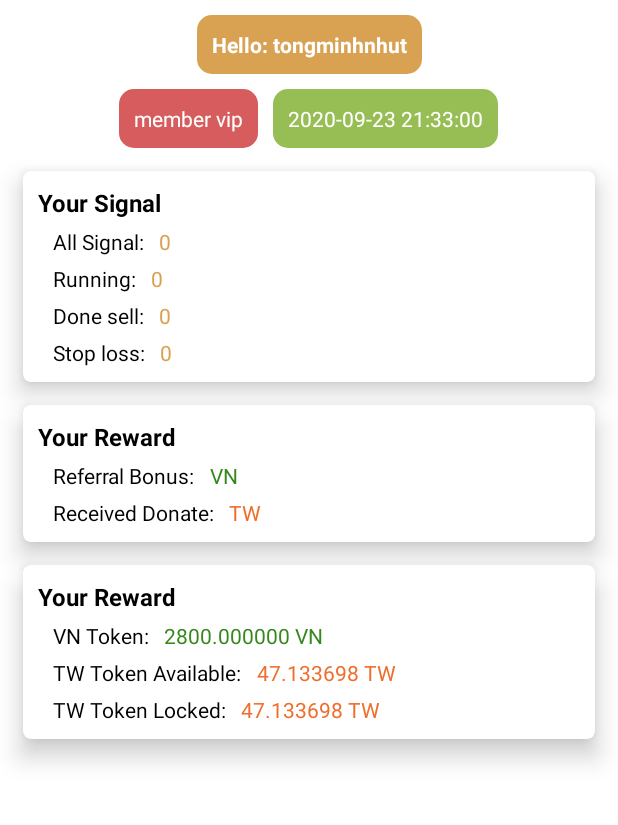
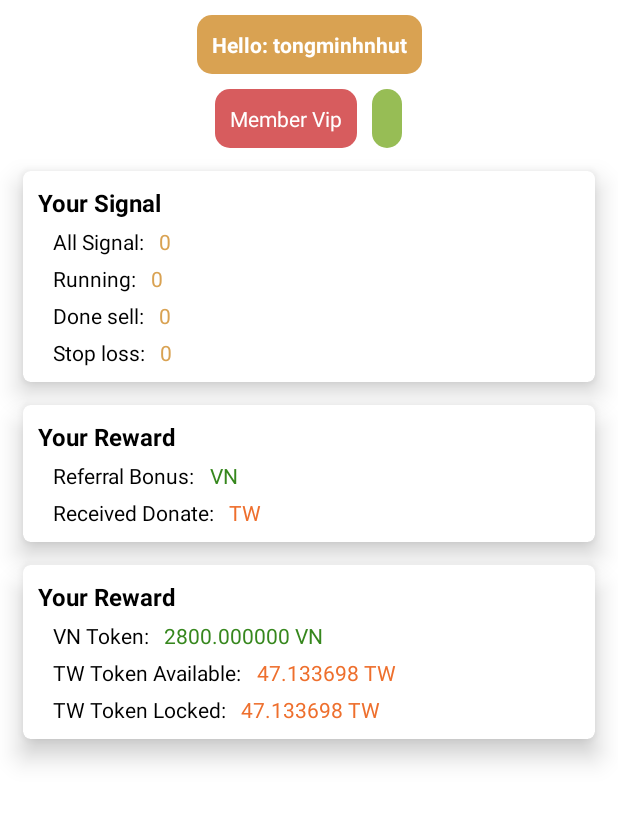
Before and after one commit to nguyenducmanh186/TradeWin-Android, an Android app: the AccountFragment screen opened through its navigation route, on a phone screen of 412 x 824 dp, the part 302-1127 px from its top. Run offline under Robolectric (Android 15) with nearby library versions, the phone set to English and light mode, and no system bars; libraries missing offline, so code that uses them is left out: es.dmoral.toasty; 4 statements that could not run were skipped.

Commit message:
+ add user member

```diff
--- a/app/src/main/java/trade/win/authenticate/UserManager.kt
+++ b/app/src/main/java/trade/win/authenticate/UserManager.kt
@@ -57,14 +57,16 @@ class UserManager (val context: Context) {
     }
 
     companion object {
-        const val AUTH_TOKEN_TYPE = "heinekenbrewerytour.vn.spo"
-        const val ACCOUNT_TYPE = "heineken-spo"
+        const val AUTH_TOKEN_TYPE = "trade.win"
+        const val ACCOUNT_TYPE = "tradewin-app"
         const val EMAIL= "phone"
         const val PASSWORD ="password"
         const val TOKEN = "token"
-        const val ACCOUNT_ROLE = "account-role"
         const val TOKEN_PREFIX = "Bearer "
-        const val DEVICE_ID ="device"
+        const val MEMBER_VIP = 1
+        const val MEMBER_FREE = 0
+
+
 
         @Volatile
         private var instance: UserManager? = null
--- a/app/src/main/java/trade/win/home/HomeFragment.kt
+++ b/app/src/main/java/trade/win/home/HomeFragment.kt
@@ -31,7 +31,10 @@ class HomeFragment : BaseFragment(), IHome{
 
     private fun checkExpireToken() {
         if (isConnectedInternet(App.applicationContext())){
+            showProgress()
             homePresenter.checkExpireToken(App.applicationContext())
+        } else {
+            showWarning(getString(R.string.check_network))
         }
     }
 
--- a/app/src/main/res/layout/fragment_account.xml
+++ b/app/src/main/res/layout/fragment_account.xml
@@ -53,7 +53,7 @@
                     android:gravity="center"
                     android:padding="@dimen/margin_10dp"
                     android:textColor="@android:color/white"
-                    android:text="member vip"
+                    android:text="Member Vip"
                     android:background="@drawable/bg_level_member"
                     android:id="@+id/txtLevelMember"
                     android:layout_width="wrap_content"
@@ -61,7 +61,6 @@
 
                 <TextView
                     android:layout_marginLeft="@dimen/margin_10dp"
-                    android:text="2020-09-23 21:33:00"
                     android:background="@drawable/bg_date"
                     android:padding="@dimen/margin_10dp"
                     android:textColor="@android:color/white"
--- a/app/src/main/res/values/strings.xml
+++ b/app/src/main/res/values/strings.xml
@@ -42,4 +42,6 @@
     <string name="value_trade_win">tradewin</string>
     <string name="invite_now"><u>Invite now</u></string>
     <string name="hint_link_ref">Link ref</string>
+    <string name="member_vip">Member Vip</string>
+    <string name="member_free">Member Free</string>
 </resources>
--- a/app/src/main/res/xml/authenticator.xml
+++ b/app/src/main/res/xml/authenticator.xml
@@ -1,7 +1,7 @@
 <?xml version="1.0" encoding="utf-8"?>
 <account-authenticator
     xmlns:android="http://schemas.android.com/apk/res/android"
-    android:accountType="heineken-spo"
+    android:accountType="tradewin-app"
     android:icon="@mipmap/ic_launcher"
     android:label="@string/label_accounts_settings"
     android:smallIcon="@mipmap/ic_launcher">
```
Also changed, not shown: app/src/main/java/trade/win/account/AccountFragment.kt (+15 -1 lines), app/src/main/java/trade/win/login/LoginRespone.kt (+7 -0 lines).
